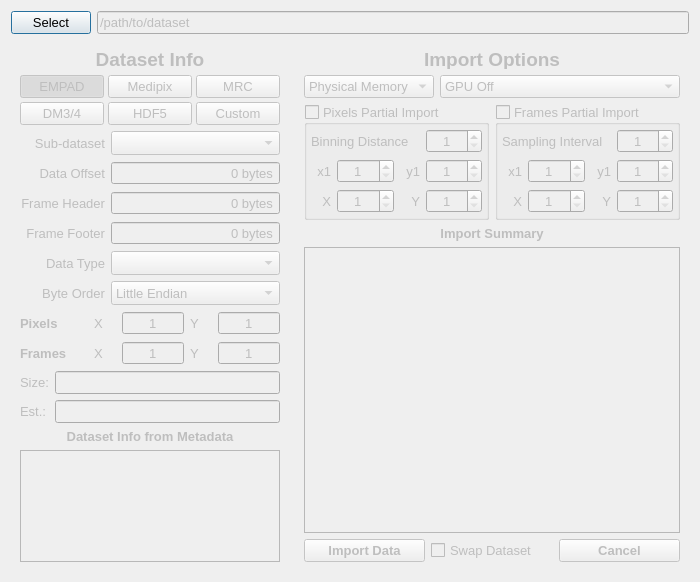
Old version of the form gui/ImportDataForm.ui in the repository bryandesser/pyQuant4D.
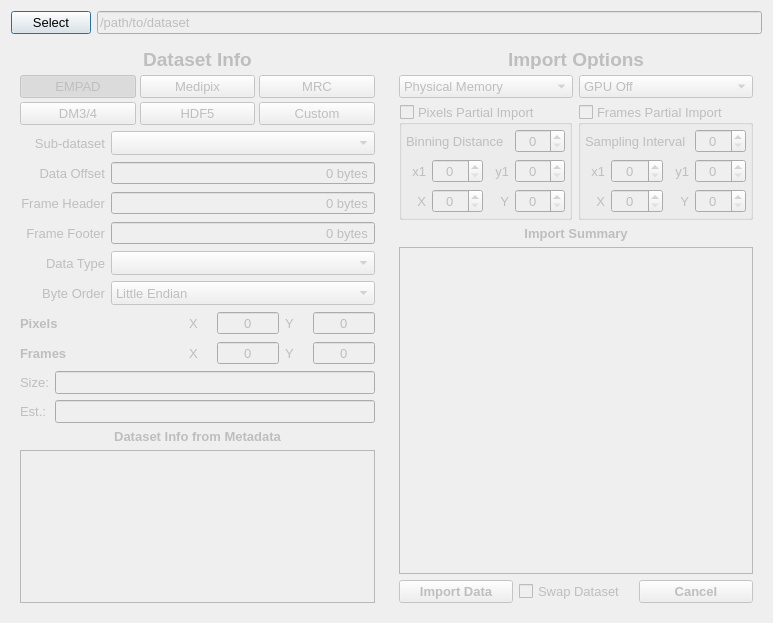
New version of the form.

The edit to the form file:
```diff
--- a/gui/ImportDataForm.ui
+++ b/gui/ImportDataForm.ui
@@ -6,28 +6,10 @@
    <rect>
     <x>0</x>
     <y>0</y>
-    <width>700</width>
-    <height>582</height>
+    <width>773</width>
+    <height>623</height>
    </rect>
   </property>
-  <property name="sizePolicy">
-   <sizepolicy hsizetype="Fixed" vsizetype="Fixed">
-    <horstretch>1</horstretch>
-    <verstretch>1</verstretch>
-   </sizepolicy>
-  </property>
-  <property name="minimumSize">
-   <size>
-    <width>700</width>
-    <height>582</height>
-   </size>
-  </property>
-  <property name="maximumSize">
-   <size>
-    <width>700</width>
-    <height>582</height>
-   </size>
-  </property>
   <property name="font">
    <font>
     <pointsize>10</pointsize>
@@ -71,7 +53,7 @@
      <item row="1" column="0" colspan="2">
       <layout class="QHBoxLayout" name="ImportHGrid" stretch="0,0">
        <property name="sizeConstraint">
-        <enum>QLayout::SetMinimumSize</enum>
+        <enum>QLayout::SetDefaultConstraint</enum>
        </property>
        <item>
         <widget class="QFrame" name="DatasetInfoFrame">
@@ -226,30 +208,8 @@
               <property name="alignment">
                <set>Qt::AlignRight|Qt::AlignTrailing|Qt::AlignVCenter</set>
               </property>
-             </widget>
-            </item>
-            <item row="1" column="1">
-             <widget class="QSpinBox" name="DataOffset">
-              <property name="minimumSize">
-               <size>
-                <width>0</width>
-                <height>24</height>
-               </size>
-              </property>
-              <property name="alignment">
-               <set>Qt::AlignRight|Qt::AlignTrailing|Qt::AlignVCenter</set>
-              </property>
-              <property name="buttonSymbols">
-               <enum>QAbstractSpinBox::NoButtons</enum>
-              </property>
-              <property name="showGroupSeparator" stdset="0">
-               <bool>false</bool>
-              </property>
-              <property name="suffix">
-               <string> bytes</string>
-              </property>
-              <property name="maximum">
-               <number>99999</number>
+              <property name="buddy">
+               <cstring>DataOffset</cstring>
               </property>
              </widget>
             </item>
@@ -261,30 +221,8 @@
               <property name="alignment">
                <set>Qt::AlignRight|Qt::AlignTrailing|Qt::AlignVCenter</set>
               </property>
-             </widget>
-            </item>
-            <item row="2" column="1">
-             <widget class="QSpinBox" name="FrHead">
-              <property name="minimumSize">
-               <size>
-                <width>0</width>
-                <height>24</height>
-               </size>
-              </property>
-              <property name="alignment">
-               <set>Qt::AlignRight|Qt::AlignTrailing|Qt::AlignVCenter</set>
-              </property>
-              <property name="buttonSymbols">
-               <enum>QAbstractSpinBox::NoButtons</enum>
-              </property>
-              <property name="showGroupSeparator" stdset="0">
-               <bool>false</bool>
-              </property>
-              <property name="suffix">
-               <string> bytes</string>
-              </property>
-              <property name="maximum">
-               <number>99999</number>
+              <property name="buddy">
+               <cstring>FrHead</cstring>
               </property>
              </widget>
             </item>
@@ -296,30 +234,8 @@
               <property name="alignment">
                <set>Qt::AlignRight|Qt::AlignTrailing|Qt::AlignVCenter</set>
               </property>
-             </widget>
-            </item>
-            <item row="3" column="1">
-             <widget class="QSpinBox" name="FrFoot">
-              <property name="minimumSize">
-               <size>
-                <width>0</width>
-                <height>24</height>
-               </size>
-              </property>
-              <property name="alignment">
-               <set>Qt::AlignRight|Qt::AlignTrailing|Qt::AlignVCenter</set>
-              </property>
-              <property name="buttonSymbols">
-               <enum>QAbstractSpinBox::NoButtons</enum>
-              </property>
-              <property name="showGroupSeparator" stdset="0">
-               <bool>false</bool>
-              </property>
-              <property name="suffix">
-               <string> bytes</string>
-              </property>
-              <property name="maximum">
-               <number>99999</number>
+              <property name="buddy">
+               <cstring>FrFoot</cstring>
               </property>
              </widget>
             </item>
@@ -376,72 +292,94 @@
               </item>
              </widget>
             </item>
+            <item row="1" column="1">
+             <widget class="QDoubleSpinBox" name="DataOffset">
+              <property name="minimumSize">
+               <size>
+                <width>0</width>
+                <height>24</height>
+               </size>
+              </property>
+              <property name="alignment">
+               <set>Qt::AlignRight|Qt::AlignTrailing|Qt::AlignVCenter</set>
+              </property>
+              <property name="buttonSymbols">
+               <enum>QAbstractSpinBox::NoButtons</enum>
+              </property>
+              <property name="showGroupSeparator" stdset="0">
+               <bool>false</bool>
+              </property>
+              <property name="suffix">
+               <string> bytes</string>
+              </property>
+              <property name="decimals">
+               <number>0</number>
+              </property>
+              <property name="maximum">
+               <double>1000000000.000000000000000</double>
+              </property>
+             </widget>
+            </item>
+            <item row="3" column="1">
+             <widget class="QDoubleSpinBox" name="FrFoot">
+              <property name="minimumSize">
+               <size>
+                <width>0</width>
+                <height>24</height>
+               </size>
+              </property>
+              <property name="alignment">
+               <set>Qt::AlignRight|Qt::AlignTrailing|Qt::AlignVCenter</set>
+              </property>
+              <property name="buttonSymbols">
+               <enum>QAbstractSpinBox::NoButtons</enum>
+              </property>
+              <property name="showGroupSeparator" stdset="0">
+               <bool>false</bool>
+              </property>
+              <property name="suffix">
+               <string> bytes</string>
+              </property>
+              <property name="decimals">
+               <number>0</number>
+              </property>
+              <property name="maximum">
+               <double>1000000000.000000000000000</double>
+              </property>
+             </widget>
+            </item>
+            <item row="2" column="1">
+             <widget class="QDoubleSpinBox" name="FrHead">
+              <property name="minimumSize">
+               <size>
+                <width>0</width>
+                <height>24</height>
+               </size>
+              </property>
+              <property name="alignment">
+               <set>Qt::AlignRight|Qt::AlignTrailing|Qt::AlignVCenter</set>
+              </property>
+              <property name="buttonSymbols">
+               <enum>QAbstractSpinBox::NoButtons</enum>
+              </property>
+              <property name="showGroupSeparator" stdset="0">
+               <bool>false</bool>
+              </property>
+              <property name="suffix">
+               <string> bytes</string>
+              </property>
+              <property name="decimals">
+               <number>0</number>
+              </property>
+              <property name="maximum">
+               <double>1000000000.000000000000000</double>
+              </property>
+             </widget>
+            </item>
            </layout>
           </item>
           <item>
            <layout class="QGridLayout" name="ImpDimensionGrid">
-            <item row="1" column="2">
-             <widget class="QSpinBox" name="DNFrX">
-              <property name="minimumSize">
-               <size>
-                <width>62</width>
-                <height>0</height>
-               </size>
-              </property>
-              <property name="maximumSize">
-               <size>
-                <width>62</width>
-                <height>16777215</height>
-               </size>
-              </property>
-              <property name="accessibleDescription">
-               <string>Import Real</string>
-              </property>
-              <property name="alignment">
-               <set>Qt::AlignCenter</set>
-              </property>
-              <property name="buttonSymbols">
-               <enum>QAbstractSpinBox::NoButtons</enum>
-              </property>
-              <property name="maximum">
-               <number>99999</number>
-              </property>
-              <property name="value">
-               <number>1</number>
-              </property>
-             </widget>
-            </item>
-            <item row="0" column="4">
-             <widget class="QSpinBox" name="DNPxY">
-              <property name="minimumSize">
-               <size>
-                <width>62</width>
-                <height>0</height>
-               </size>
-              </property>
-              <property name="maximumSize">
-               <size>
-                <width>62</width>
-                <height>16777215</height>
-               </size>
-              </property>
-              <property name="accessibleDescription">
-               <string>Import Dfrn</string>
-              </property>
-              <property name="alignment">
-               <set>Qt::AlignCenter</set>
-              </property>
-              <property name="buttonSymbols">
-               <enum>QAbstractSpinBox::NoButtons</enum>
-              </property>
-              <property name="maximum">
-               <number>99999</number>
-              </property>
-              <property name="value">
-               <number>1</number>
-              </property>
-             </widget>
-            </item>
             <item row="1" column="3">
              <widget class="QLabel" name="DNFrYLabel">
               <property name="maximumSize">
@@ -453,36 +391,8 @@
               <property name="text">
                <string>Y</string>
               </property>
-             </widget>
-            </item>
-            <item row="1" column="4">
-             <widget class="QSpinBox" name="DNFrY">
-              <property name="minimumSize">
-               <size>
-                <width>62</width>
-                <height>0</height>
-               </size>
-              </property>
-              <property name="maximumSize">
-               <size>
-                <width>62</width>
-                <height>16777215</height>
-               </size>
-              </property>
-              <property name="accessibleDescription">
-               <string>Import Real</string>
-              </property>
-              <property name="alignment">
-               <set>Qt::AlignCenter</set>
-              </property>
-              <property name="buttonSymbols">
-               <enum>QAbstractSpinBox::NoButtons</enum>
-              </property>
-              <property name="maximum">
-               <number>99999</number>
-              </property>
-              <property name="value">
-               <number>1</number>
+              <property name="buddy">
+               <cstring>DNFrY</cstring>
               </property>
              </widget>
             </item>
@@ -540,37 +450,6 @@
               </property>
              </widget>
             </item>
-            <item row="0" column="2">
-             <widget class="QSpinBox" name="DNPxX">
-              <property name="minimumSize">
-               <size>
-                <width>62</width>
-                <height>0</height>
-               </size>
-              </property>
-              <property name="maximumSize">
-               <size>
-                <width>62</width>
-                <height>16777215</height>
-               </size>
-              </property>
-              <property name="accessibleDescription">
-               <string>Import Dfrn</string>
-              </property>
-              <property name="alignment">
-               <set>Qt::AlignCenter</set>
-              </property>
-              <property name="buttonSymbols">
-               <enum>QAbstractSpinBox::NoButtons</enum>
-              </property>
-              <property name="maximum">
-               <number>99999</number>
-              </property>
-              <property name="value">
-               <number>1</number>
-              </property>
-             </widget>
-            </item>
             <item row="0" column="1">
              <widget class="QLabel" name="DNPxXLabel">
               <property name="maximumSize">
@@ -582,6 +461,121 @@
               <property name="text">
                <string>X</string>
               </property>
+              <property name="buddy">
+               <cstring>DNPxX</cstring>
+              </property>
+             </widget>
+            </item>
+            <item row="0" column="4">
+             <widget class="QSpinBox" name="DNPxY">
+              <property name="minimumSize">
+               <size>
+                <width>62</width>
+                <height>0</height>
+               </size>
+              </property>
+              <property name="maximumSize">
+               <size>
+                <width>62</width>
+                <height>16777215</height>
+               </size>
+              </property>
+              <property name="accessibleDescription">
+               <string>Import Dfrn</string>
+              </property>
+              <property name="alignment">
+               <set>Qt::AlignCenter</set>
+              </property>
+              <property name="buttonSymbols">
+               <enum>QAbstractSpinBox::NoButtons</enum>
+              </property>
+              <property name="maximum">
+               <number>1000000</number>
+              </property>
+             </widget>
+            </item>
+            <item row="1" column="4">
+             <widget class="QSpinBox" name="DNFrY">
+              <property name="minimumSize">
+               <size>
+                <width>62</width>
+                <height>0</height>
+               </size>
+              </property>
+              <property name="maximumSize">
+               <size>
+                <width>62</width>
+                <height>16777215</height>
+               </size>
+              </property>
+              <property name="accessibleDescription">
+               <string>Import Real</string>
+              </property>
+              <property name="alignment">
+               <set>Qt::AlignCenter</set>
+              </property>
+              <property name="buttonSymbols">
+               <enum>QAbstractSpinBox::NoButtons</enum>
+              </property>
+              <property name="maximum">
+               <number>1000000</number>
+              </property>
+             </widget>
+            </item>
+            <item row="0" column="2">
+             <widget class="QSpinBox" name="DNPxX">
+              <property name="minimumSize">
+               <size>
+                <width>62</width>
+                <height>0</height>
+               </size>
+              </property>
+              <property name="maximumSize">
+               <size>
+                <width>62</width>
+                <height>16777215</height>
+               </size>
+              </property>
+              <property name="accessibleDescription">
+               <string>Import Dfrn</string>
+              </property>
+              <property name="alignment">
+               <set>Qt::AlignCenter</set>
+              </property>
+              <property name="buttonSymbols">
+               <enum>QAbstractSpinBox::NoButtons</enum>
+              </property>
+              <property name="maximum">
+               <number>1000000</number>
+              </property>
+             </widget>
+            </item>
+            <item row="1" column="2">
+             <widget class="QSpinBox" name="DNFrX">
+              <property name="minimumSize">
+               <size>
+                <width>62</width>
+                <height>0</height>
+               </size>
+              </property>
+              <property name="maximumSize">
+               <size>
+                <width>62</width>
+                <height>16777215</height>
+               </size>
+              </property>
+              <property name="accessibleDescription">
+               <string>Import Real</string>
+              </property>
+              <property name="alignment">
+               <set>Qt::AlignCenter</set>
+              </property>
+              <property name="buttonSymbols">
+               <enum>QAbstractSpinBox::NoButtons</enum>
+              </property>
+              <property name="maximum">
+               <number>1000000</number>
+              </property>
              </widget>
             </item>
            </layout>
@@ -665,18 +659,6 @@
             <property name="enabled">
              <bool>false</bool>
             </property>
-            <property name="minimumSize">
-             <size>
-              <width>185</width>
-              <height>0</height>
-             </size>
-            </property>
-            <property name="maximumSize">
-             <size>
-              <width>185</width>
-              <height>16777215</height>
-             </size>
-            </property>
             <property name="font">
              <font>
               <pointsize>10</pointsize>
@@ -696,7 +678,7 @@
             <property name="checked">
              <bool>false</bool>
             </property>
-            <layout class="QGridLayout" name="ImportFrRangeGrid">
+            <layout class="QGridLayout" name="ImportFrRangeGrid" columnstretch="1,1,1,1">
              <property name="leftMargin">
               <number>4</number>
              </property>
@@ -739,18 +721,8 @@
                <property name="alignment">
                 <set>Qt::AlignRight|Qt::AlignTrailing|Qt::AlignVCenter</set>
                </property>
-              </widget>
-             </item>
-             <item row="2" column="1">
-              <widget class="QSpinBox" name="IFrX1">
-               <property name="accessibleDescription">
-                <string>Import Real</string>
-               </property>
-               <property name="alignment">
-                <set>Qt::AlignCenter</set>
-               </property>
-               <property name="minimum">
-                <number>1</number>
+               <property name="buddy">
+                <cstring>INFrY</cstring>
                </property>
               </widget>
              </item>
@@ -784,16 +756,22 @@
                </property>
               </widget>
              </item>
-             <item row="3" column="3">
-              <widget class="QSpinBox" name="INFrY">
-               <property name="accessibleDescription">
-                <string>Import Real</string>
+             <item row="2" column="2">
+              <widget class="QLabel" name="IFrY1Label">
+               <property name="maximumSize">
+                <size>
+                 <width>20</width>
+                 <height>16777215</height>
+                </size>
+               </property>
+               <property name="text">
+                <string>y1</string>
                </property>
                <property name="alignment">
-                <set>Qt::AlignCenter</set>
+                <set>Qt::AlignRight|Qt::AlignTrailing|Qt::AlignVCenter</set>
                </property>
-               <property name="minimum">
-                <number>1</number>
+               <property name="buddy">
+                <cstring>IFrY1</cstring>
                </property>
               </widget>
              </item>
@@ -805,9 +783,6 @@
                <property name="alignment">
                 <set>Qt::AlignCenter</set>
                </property>
-               <property name="minimum">
-                <number>1</number>
-               </property>
               </widget>
              </item>
              <item row="2" column="3">
@@ -818,8 +793,25 @@
                <property name="alignment">
                 <set>Qt::AlignCenter</set>
                </property>
-               <property name="minimum">
-                <number>1</number>
+              </widget>
+             </item>
+             <item row="3" column="3">
+              <widget class="QSpinBox" name="INFrY">
+               <property name="accessibleDescription">
+                <string>Import Real</string>
+               </property>
+               <property name="alignment">
+                <set>Qt::AlignCenter</set>
+               </property>
+              </widget>
+             </item>
+             <item row="2" column="1">
+              <widget class="QSpinBox" name="IFrX1">
+               <property name="accessibleDescription">
+                <string>Import Real</string>
+               </property>
+               <property name="alignment">
+                <set>Qt::AlignCenter</set>
                </property>
               </widget>
              </item>
@@ -831,25 +823,6 @@
                <property name="alignment">
                 <set>Qt::AlignCenter</set>
                </property>
-               <property name="minimum">
-                <number>1</number>
-               </property>
-              </widget>
-             </item>
-             <item row="2" column="2">
-              <widget class="QLabel" name="IFrY1Label">
-               <property name="maximumSize">
-                <size>
-                 <width>20</width>
-                 <height>16777215</height>
-                </size>
-               </property>
-               <property name="text">
-                <string>y1</string>
-               </property>
-               <property name="alignment">
-                <set>Qt::AlignRight|Qt::AlignTrailing|Qt::AlignVCenter</set>
-               </property>
               </widget>
              </item>
             </layout>
@@ -896,7 +869,7 @@
            </widget>
           </item>
           <item row="1" column="0" colspan="2">
-           <layout class="QHBoxLayout" name="ImpMemGrid" stretch="1,2">
+           <layout class="QHBoxLayout" name="ImpMemGrid" stretch="1,1">
             <item>
              <widget class="QComboBox" name="ImpMemType">
               <item>
@@ -927,18 +900,6 @@
             <property name="enabled">
              <bool>false</bool>
             </property>
-            <property name="minimumSize">
-             <size>
-              <width>185</width>
-              <height>0</height>
-             </size>
-            </property>
-            <property name="maximumSize">
-             <size>
-              <width>185</width>
-              <height>16777215</height>
-             </size>
-            </property>
             <property name="font">
              <font>
               <pointsize>10</pointsize>
@@ -956,7 +917,7 @@
             <property name="checked">
              <bool>false</bool>
             </property>
-            <layout class="QGridLayout" name="ImportPxRangeGrid">
+            <layout class="QGridLayout" name="ImportPxRangeGrid" columnstretch="1,1,1,1">
              <property name="leftMargin">
               <number>4</number>
              </property>
@@ -972,19 +933,6 @@
              <property name="spacing">
               <number>6</number>
              </property>
-             <item row="3" column="3">
-              <widget class="QSpinBox" name="INPxY">
-               <property name="accessibleDescription">
-                <string>Import Dfrn</string>
-               </property>
-               <property name="alignment">
-                <set>Qt::AlignCenter</set>
-               </property>
-               <property name="minimum">
-                <number>1</number>
-               </property>
-              </widget>
-             </item>
              <item row="2" column="0">
               <widget class="QLabel" name="IPxX1Label">
                <property name="maximumSize">
@@ -1031,18 +979,8 @@
                <property name="alignment">
                 <set>Qt::AlignRight|Qt::AlignTrailing|Qt::AlignVCenter</set>
                </property>
-              </widget>
-             </item>
-             <item row="3" column="1">
-              <widget class="QSpinBox" name="INPxX">
-               <property name="accessibleDescription">
-                <string>Import Dfrn</string>
-               </property>
-               <property name="alignment">
-                <set>Qt::AlignCenter</set>
-               </property>
-               <property name="minimum">
-                <number>1</number>
+               <property name="buddy">
+                <cstring>INPxX</cstring>
                </property>
               </widget>
              </item>
@@ -1060,31 +998,8 @@
                <property name="alignment">
                 <set>Qt::AlignRight|Qt::AlignTrailing|Qt::AlignVCenter</set>
                </property>
-              </widget>
-             </item>
-             <item row="2" column="3">
-              <widget class="QSpinBox" name="IPxY1">
-               <property name="accessibleDescription">
-                <string>Import Dfrn</string>
-               </property>
-               <property name="alignment">
-                <set>Qt::AlignCenter</set>
-               </property>
-               <property name="minimum">
-                <number>1</number>
-               </property>
-              </widget>
-             </item>
-             <item row="2" column="1">
-              <widget class="QSpinBox" name="IPxX1">
-               <property name="accessibleDescription">
-                <string>Import Dfrn</string>
-               </property>
-               <property name="alignment">
-                <set>Qt::AlignCenter</set>
-               </property>
-               <property name="minimum">
-                <number>1</number>
+               <property name="buddy">
+                <cstring>IPxY1</cstring>
                </property>
               </widget>
              </item>
@@ -1108,8 +1023,45 @@
                <property name="alignment">
                 <set>Qt::AlignCenter</set>
                </property>
-               <property name="minimum">
-                <number>1</number>
+              </widget>
+             </item>
+             <item row="2" column="3">
+              <widget class="QSpinBox" name="IPxY1">
+               <property name="accessibleDescription">
+                <string>Import Dfrn</string>
+               </property>
+               <property name="alignment">
+                <set>Qt::AlignCenter</set>
+               </property>
+              </widget>
+             </item>
+             <item row="3" column="3">
+              <widget class="QSpinBox" name="INPxY">
+               <property name="accessibleDescription">
+                <string>Import Dfrn</string>
+               </property>
+               <property name="alignment">
+                <set>Qt::AlignCenter</set>
+               </property>
+              </widget>
+             </item>
+             <item row="2" column="1">
+              <widget class="QSpinBox" name="IPxX1">
+               <property name="accessibleDescription">
+                <string>Import Dfrn</string>
+               </property>
+               <property name="alignment">
+                <set>Qt::AlignCenter</set>
+               </property>
+              </widget>
+             </item>
+             <item row="3" column="1">
+              <widget class="QSpinBox" name="INPxX">
+               <property name="accessibleDescription">
+                <string>Import Dfrn</string>
+               </property>
+               <property name="alignment">
+                <set>Qt::AlignCenter</set>
                </property>
               </widget>
              </item>
```
Left out of the diff: 80 changed lines with no effect on the pictures.
